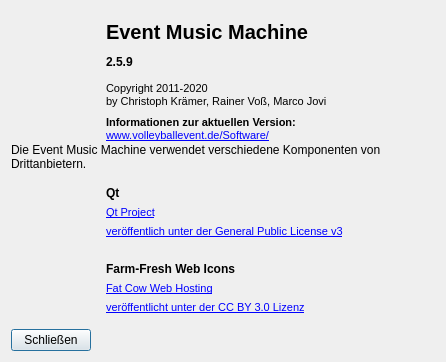
Qt form view/aboutdialog.ui (m2otech/emm) before a commit.
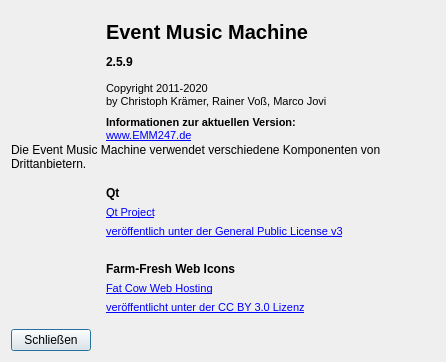
The same form after that commit. Icons and pictures are not drawn.

```diff
--- a/view/aboutdialog.ui
+++ b/view/aboutdialog.ui
@@ -134,7 +134,7 @@
 &lt;html&gt;&lt;head&gt;&lt;meta name=&quot;qrichtext&quot; content=&quot;1&quot; /&gt;&lt;style type=&quot;text/css&quot;&gt;
 p, li { white-space: pre-wrap; }
 &lt;/style&gt;&lt;/head&gt;&lt;body style=&quot; font-family:'MS Shell Dlg 2'; font-size:8pt; font-weight:400; font-style:normal;&quot;&gt;
-&lt;p style=&quot; margin-top:0px; margin-bottom:0px; margin-left:0px; margin-right:0px; -qt-block-indent:0; text-indent:0px;&quot;&gt;&lt;span style=&quot; font-size:8.25pt;&quot;&gt;&lt;b&gt;Informationen zur aktuellen Version:&lt;/b&gt;&lt;br /&gt;&lt;/span&gt;&lt;a href=&quot;www.volleyballevent.de/Software/&quot;&gt;&lt;span style=&quot; text-decoration: underline; color:#0000ff;&quot;&gt;www.volleyballevent.de/Software/&lt;/span&gt;&lt;/a&gt;&lt;span style=&quot; font-size:8.25pt;&quot;&gt;&lt;/span&gt;&lt;/p&gt;&lt;/body&gt;&lt;/html&gt;</string>
+&lt;p style=&quot; margin-top:0px; margin-bottom:0px; margin-left:0px; margin-right:0px; -qt-block-indent:0; text-indent:0px;&quot;&gt;&lt;span style=&quot; font-size:8.25pt;&quot;&gt;&lt;b&gt;Informationen zur aktuellen Version:&lt;/b&gt;&lt;br /&gt;&lt;/span&gt;&lt;a href=&quot;www.EMM247.de&quot;&gt;&lt;span style=&quot; text-decoration: underline; color:#0000ff;&quot;&gt;www.EMM247.de&lt;/span&gt;&lt;/a&gt;&lt;span style=&quot; font-size:8.25pt;&quot;&gt;&lt;/span&gt;&lt;/p&gt;&lt;/body&gt;&lt;/html&gt;</string>
         </property>
         <property name="alignment">
          <set>Qt::AlignLeading|Qt::AlignLeft|Qt::AlignVCenter</set>
```
